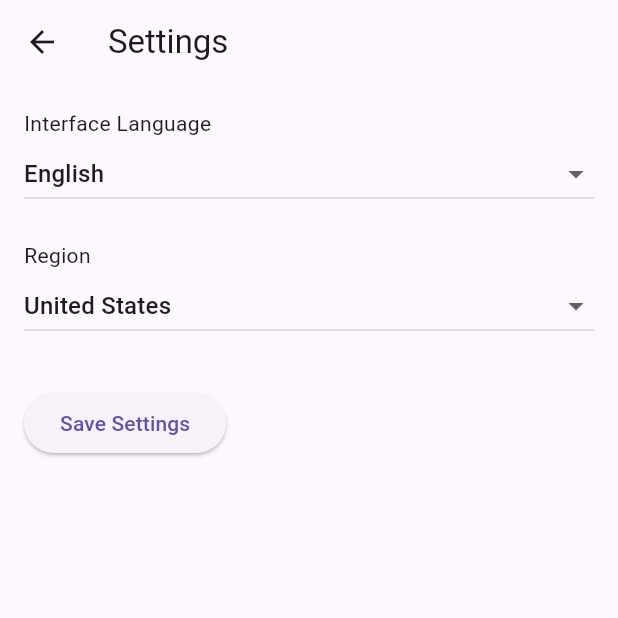
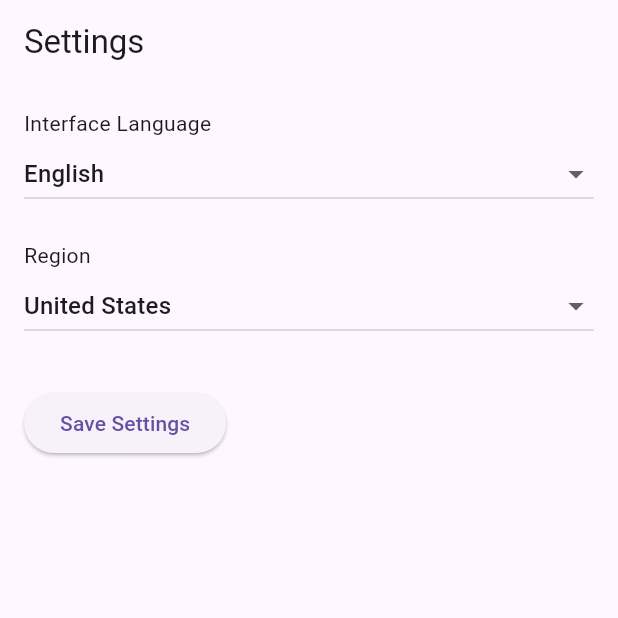
Before and after one commit to JustAnyones/obfusca-extension, a Flutter app: the SettingsPage screen opened directly, on a phone screen of 412 x 824 dp, the top half of it. Run offline on Flutter 3.47's test engine with Material 3 defaults, Android fonts, the phone set to English and light mode, and no system bars; our stand-ins replace file_picker, shared_preferences; missing offline and left inert: dart:js_interop; accounts and stored records are empty; generated files the repository leaves out were written again.

```diff
--- a/lib/widgets/extension.dart
+++ b/lib/widgets/extension.dart
@@ -1,4 +1,5 @@
 import 'package:browser_extension/widgets/entry_info.dart';
+import 'package:browser_extension/widgets/settings.dart';
 import 'package:flutter/material.dart';
 import 'package:flutter_gen/gen_l10n/app_localizations.dart';
 import 'package:flutter_localizations/flutter_localizations.dart';
@@ -31,7 +32,10 @@ class _ExtensionState extends State<Extension> {
           locale: localeProvider.locale,
           supportedLocales: [Locale('en'), Locale('lt')],
           home: NameGeneratorPage(),
-          routes: {'/entry': (context) => const EntryPage()},
+          routes: {
+            '/entry': (context) => const EntryPage(),
+            '/settings': (context) => const SettingsPage(),
+          },
         );
       },
     );
--- a/lib/widgets/settings.dart
+++ b/lib/widgets/settings.dart
@@ -37,7 +37,10 @@ class _SettingsPageState extends State<SettingsPage> {
   @override
   Widget build(BuildContext context) {
     return Scaffold(
-      appBar: AppBar(title: Text(AppLocalizations.of(context)!.settings_title)),
+      appBar: AppBar(
+        title: Text(AppLocalizations.of(context)!.settings_title),
+        automaticallyImplyLeading: false,
+      ),
       body: Padding(
         padding: const EdgeInsets.all(16.0),
         child: Column(
```
Also changed, not shown: 1 other file.
